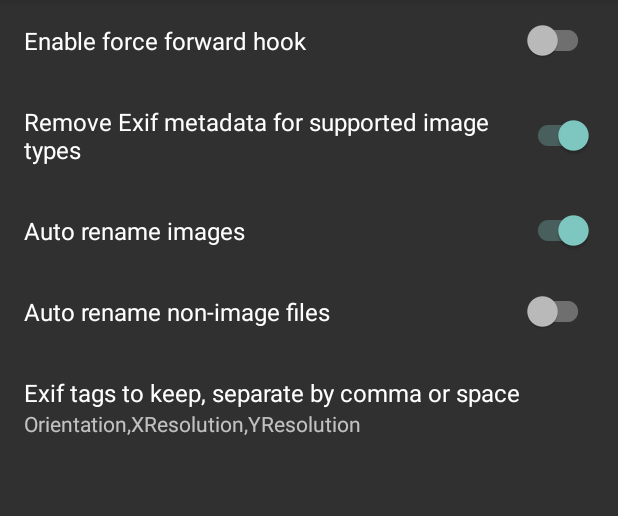
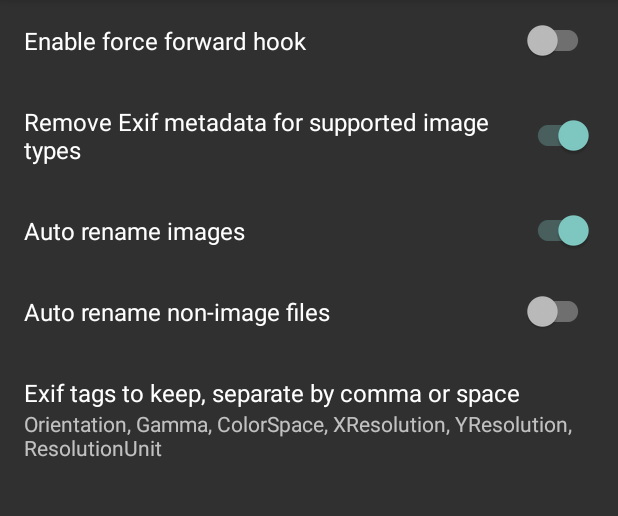
Before and after one commit to FuckAPK/FuckShare, an Android app: the SettingsActivity screen opened directly, with no data from a screen before it, on a phone screen of 412 x 824 dp, the part 84-600 px from its top. Run offline under Robolectric (Android 15) with nearby library versions, the light colour scheme and no system bars; our stand-ins replace androidx.preference.

Commit message:
change keep tags default value

```diff
--- a/app/src/main/java/org/baiyu/fuckshare/Settings.java
+++ b/app/src/main/java/org/baiyu/fuckshare/Settings.java
@@ -45,7 +45,7 @@ public class Settings {
     }
 
     public Set<String> getExifTagsToKeep() {
-        String rawPref = prefs.getString(PREF_EXIF_TAGS_TO_KEEP, "Orientation,XResolution,YResolution");
+        String rawPref = prefs.getString(PREF_EXIF_TAGS_TO_KEEP, "Orientation, Gamma, ColorSpace, XResolution, YResolution, ResolutionUnit");
         return Stream.of(rawPref.split("[, ]+"))
                 .map(String::trim)
                 .filter(s -> !s.isEmpty())
--- a/app/src/main/res/xml/preferences.xml
+++ b/app/src/main/res/xml/preferences.xml
@@ -26,7 +26,7 @@
         app:key="exif_tags_to_keep"
         app:iconSpaceReserved="false"
         app:title="@string/desc_exif_tags_to_keep"
-        app:defaultValue="Orientation,XResolution,YResolution"
+        app:defaultValue="Orientation, Gamma, ColorSpace, XResolution, YResolution, ResolutionUnit"
         app:useSimpleSummaryProvider="true" />
 
 </PreferenceScreen>
```
